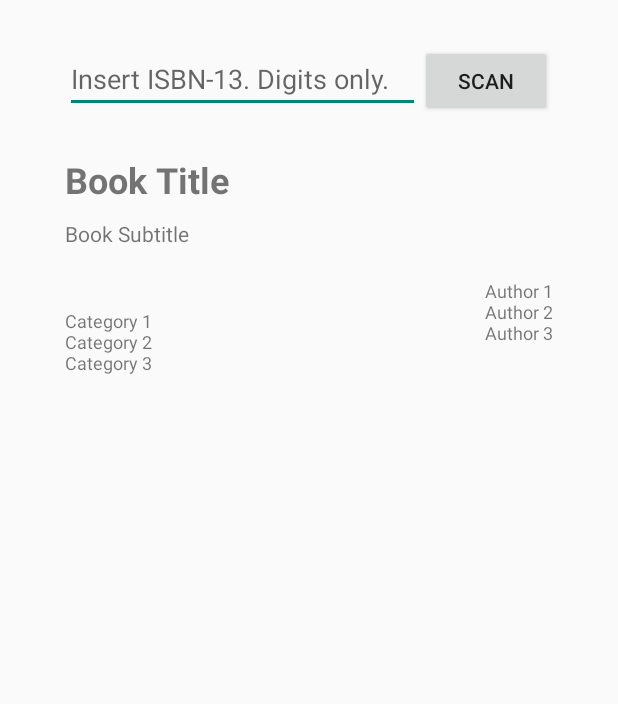
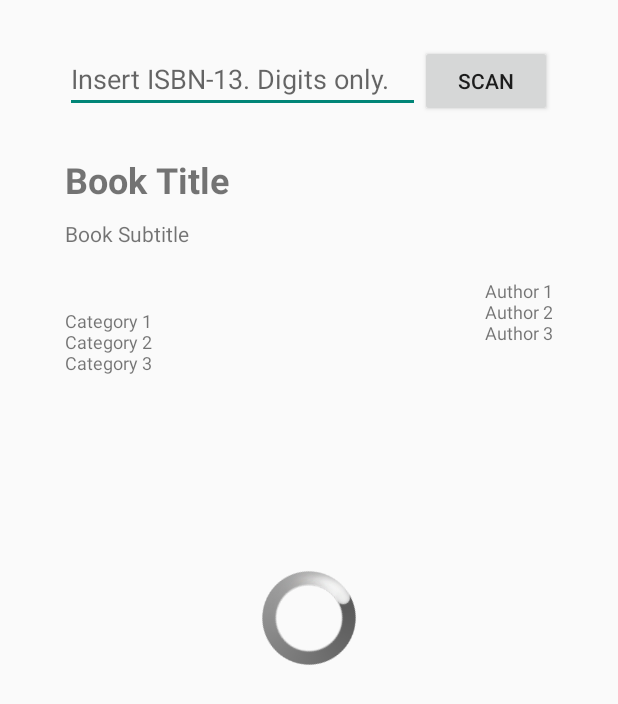
Before and after one commit to ivamluz/iluz-udacity-p3-superduo, an Android app: the layout fragment_add_book.xml on its own in the app's theme, with its tools: preview values and no code run, on a phone screen of 412 x 824 dp. Shown: the top 704 px of the screen. Run offline under Robolectric (Android 15) with nearby library versions, the phone set to English and light mode, and no system bars.

Commit message:
Add progress bar to AddBook

```diff
--- a/alexandria/app/src/main/java/it/jaschke/alexandria/MainActivity.java
+++ b/alexandria/app/src/main/java/it/jaschke/alexandria/MainActivity.java
@@ -99,7 +99,6 @@ public class MainActivity extends ActionBarActivity implements NavigationDrawerF
         actionBar.setTitle(title);
     }
 
-
     @Override
     public boolean onCreateOptionsMenu(Menu menu) {
         if (!navigationDrawerFragment.isDrawerOpen()) {
@@ -150,7 +149,6 @@ public class MainActivity extends ActionBarActivity implements NavigationDrawerF
                 .replace(id, fragment)
                 .addToBackStack("Book Detail")
                 .commit();
-
     }
 
     private class MessageReceiver extends BroadcastReceiver {
@@ -179,6 +177,4 @@ public class MainActivity extends ActionBarActivity implements NavigationDrawerF
         }
         super.onBackPressed();
     }
-
-
 }
--- a/alexandria/app/src/main/res/layout-land/fragment_add_book.xml
+++ b/alexandria/app/src/main/res/layout-land/fragment_add_book.xml
@@ -35,6 +35,16 @@
         android:layout_toEndOf="@+id/ean"
         android:layout_toRightOf="@+id/ean"
         android:text="@string/scan_button"/>
+
+    <ProgressBar
+        android:layout_width="64dp"
+        android:layout_height="64dp"
+        style="@android:style/Widget.ProgressBar.Large"
+        android:layout_gravity="center"
+        android:layout_weight="1"
+        android:visibility="gone"
+        android:id="@+id/search_progress_bar"/>
+
 
     <TextView
         android:id="@+id/bookTitle"
--- a/alexandria/app/src/main/res/layout/fragment_add_book.xml
+++ b/alexandria/app/src/main/res/layout/fragment_add_book.xml
@@ -34,6 +34,16 @@
             android:text="@string/scan_button"/>
 
     </LinearLayout>
+
+    <ProgressBar
+        android:layout_width="64dp"
+        android:layout_height="64dp"
+        style="@android:style/Widget.ProgressBar.Large"
+        android:layout_centerInParent="true"
+        android:layout_centerHorizontal="true"
+        android:visibility="gone"
+        android:id="@+id/search_progress_bar"
+        tools:visibility="visible"/>
 
     <TextView
         android:id="@+id/bookTitle"
--- a/alexandria/app/src/main/res/values/strings.xml
+++ b/alexandria/app/src/main/res/values/strings.xml
@@ -28,4 +28,5 @@
     <string name="about_text">This application gets book information from a Google API. All titles, cover images, and author information come from there.\n\nThe original version of this app was built by Sascha Jaschke, and modified by Ivam Luz in the Udacity Android Nanodegree program.</string>
 
     <string name="scan_cancelled">Cancelled</string>
+    <string name="internet_unavailable">Not connected to internet.</string>
 </resources>
```
Also changed, not shown: alexandria/app/src/main/java/it/jaschke/alexandria/AddBook.java (+17 -1 lines).
